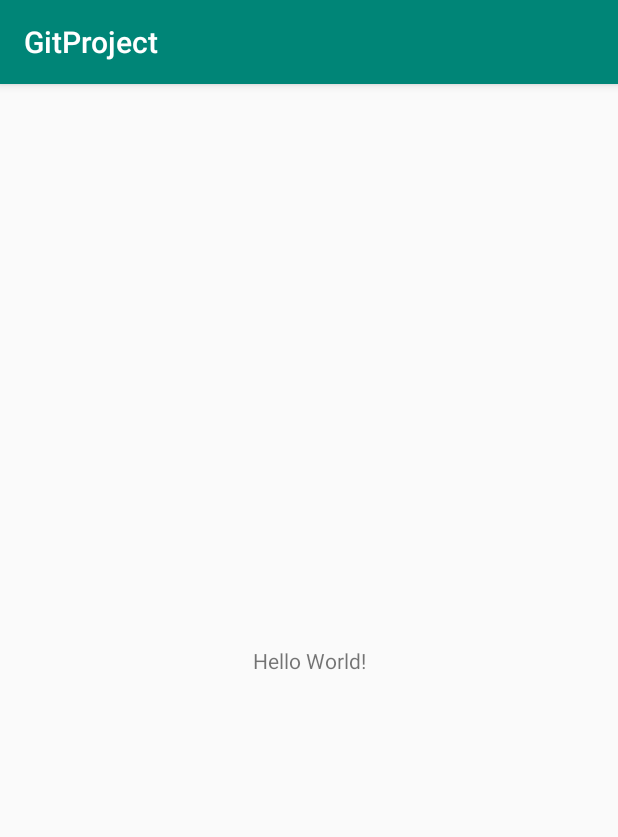
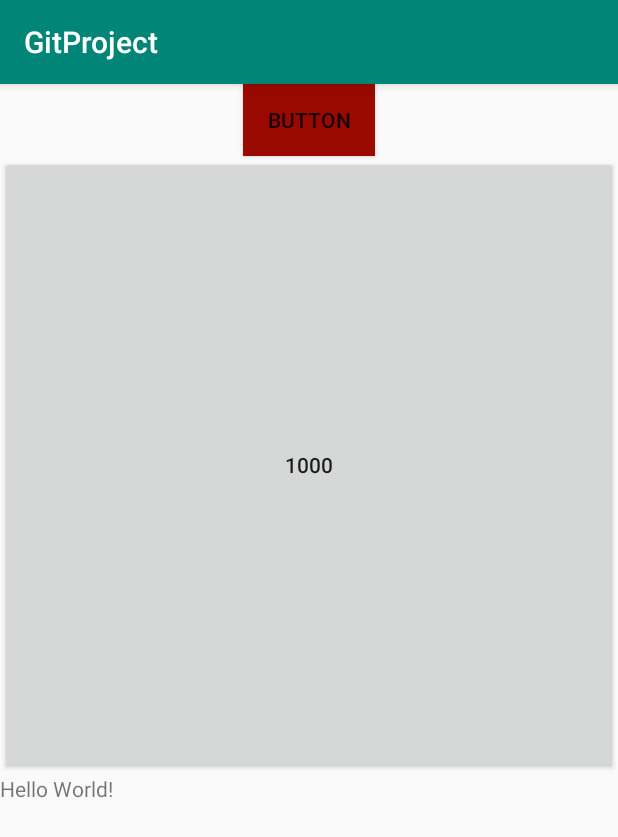
Before and after one commit to mahmoodizadparast/GitProject, an Android app: the screen it shows after launch (MainActivity), on a phone screen of 412 x 824 dp. Shown: the top 837 px of the screen. Run offline under Robolectric (Android 15) with nearby library versions, the phone set to English and light mode, and no system bars.

Commit message:
first app1

```diff
--- a/app/src/main/AndroidManifest.xml
+++ b/app/src/main/AndroidManifest.xml
@@ -6,10 +6,14 @@
         android:allowBackup="true"
         android:icon="@mipmap/ic_launcher"
         android:label="@string/app_name"
+
         android:roundIcon="@mipmap/ic_launcher_round"
         android:supportsRtl="true"
+
         android:theme="@style/AppTheme">
-        <activity android:name=".MainActivity">
+        <activity android:name=".MainActivity"
+            android:screenOrientation="portrait"
+            >
             <intent-filter>
                 <action android:name="android.intent.action.MAIN" />
 
--- /dev/null
+++ b/app/src/main/java/com/mahmood/gitproject/MyBuuton.java
@@ -0,0 +1,36 @@
+package com.mahmood.gitproject;
+
+import android.annotation.SuppressLint;
+import android.content.Context;
+import android.content.res.TypedArray;
+import android.util.AttributeSet;
+import android.widget.Button;
+
+@SuppressLint("AppCompatCustomView")
+public class MyBuuton extends Button {
+
+    public MyBuuton(Context context) {
+        super(context);
+
+    }
+
+    public MyBuuton(Context context, AttributeSet attrs) {
+        super(context, attrs);
+        TypedArray tpearr= context.obtainStyledAttributes(attrs,R.styleable.MyBuuton);
+        setText(""+tpearr.getString(R.styleable.MyBuuton_Count));
+
+    }
+
+    public MyBuuton(Context context, AttributeSet attrs, int defStyleAttr) {
+        super(context, attrs, defStyleAttr);
+    }
+
+    public MyBuuton(Context context, AttributeSet attrs, int defStyleAttr, int defStyleRes) {
+        super(context, attrs, defStyleAttr, defStyleRes);
+    }
+
+    @Override
+    protected void onMeasure(int widthMeasureSpec, int heightMeasureSpec) {
+        super.onMeasure(widthMeasureSpec, widthMeasureSpec);
+    }
+}
--- /dev/null
+++ b/app/src/main/res/drawable/btn_background.xml
@@ -0,0 +1,6 @@
+<?xml version="1.0" encoding="utf-8"?>
+<selector xmlns:android="http://schemas.android.com/apk/res/android">
+    <item android:state_pressed="true" android:drawable="@drawable/btn_shape"></item>
+    <item android:drawable="@color/color2"></item>
+
+</selector>
--- /dev/null
+++ b/app/src/main/res/drawable/btn_shape.xml
@@ -0,0 +1,9 @@
+<?xml version="1.0" encoding="utf-8"?>
+<shape xmlns:android="http://schemas.android.com/apk/res/android"
+    android:shape="rectangle">
+    <gradient android:startColor="@color/color1" android:endColor="@color/color2"/>
+<corners
+    android:radius="10dp"/>
+    <stroke android:color="@color/color2" android:width="3dp"/>
+
+</shape>
--- a/app/src/main/res/layout/activity_main.xml
+++ b/app/src/main/res/layout/activity_main.xml
@@ -10,9 +10,27 @@
         android:layout_width="wrap_content"
         android:layout_height="wrap_content"
         android:text="Hello World!"
-        app:layout_constraintBottom_toBottomOf="parent"
-        app:layout_constraintLeft_toLeftOf="parent"
-        app:layout_constraintRight_toRightOf="parent"
+        app:layout_constraintTop_toBottomOf="@+id/nn"
+        tools:layout_editor_absoluteX="167dp" />
+
+    <Button
+        android:id="@+id/button"
+        android:layout_width="wrap_content"
+        android:layout_height="wrap_content"
+        android:background="@drawable/btn_background"
+        android:text="Button"
+        app:layout_constraintEnd_toEndOf="parent"
+        app:layout_constraintStart_toStartOf="parent"
         app:layout_constraintTop_toTopOf="parent" />
 
+    <com.mahmood.gitproject.MyBuuton
+        android:id="@+id/nn"
+        android:layout_width="0dp"
+        android:layout_height="100dp"
+        android:text="mmmmmmm"
+        app:Count="1000"
+        app:layout_constraintEnd_toEndOf="parent"
+        app:layout_constraintStart_toStartOf="parent"
+        app:layout_constraintTop_toBottomOf="@id/button" />
+
 </androidx.constraintlayout.widget.ConstraintLayout>
--- /dev/null
+++ b/app/src/main/res/values/att.xml
@@ -0,0 +1,6 @@
+<?xml version="1.0" encoding="utf-8"?>
+<resources>
+    <declare-styleable name="MyBuuton">
+        <attr name="Count" format="string"></attr>
+    </declare-styleable>
+</resources>
--- a/app/src/main/res/values/colors.xml
+++ b/app/src/main/res/values/colors.xml
@@ -3,4 +3,6 @@
     <color name="colorPrimary">#008577</color>
     <color name="colorPrimaryDark">#00574B</color>
     <color name="colorAccent">#D81B60</color>
+    <color name="color1">#555555</color>
+    <color name="color2">#990900</color>
 </resources>
```
